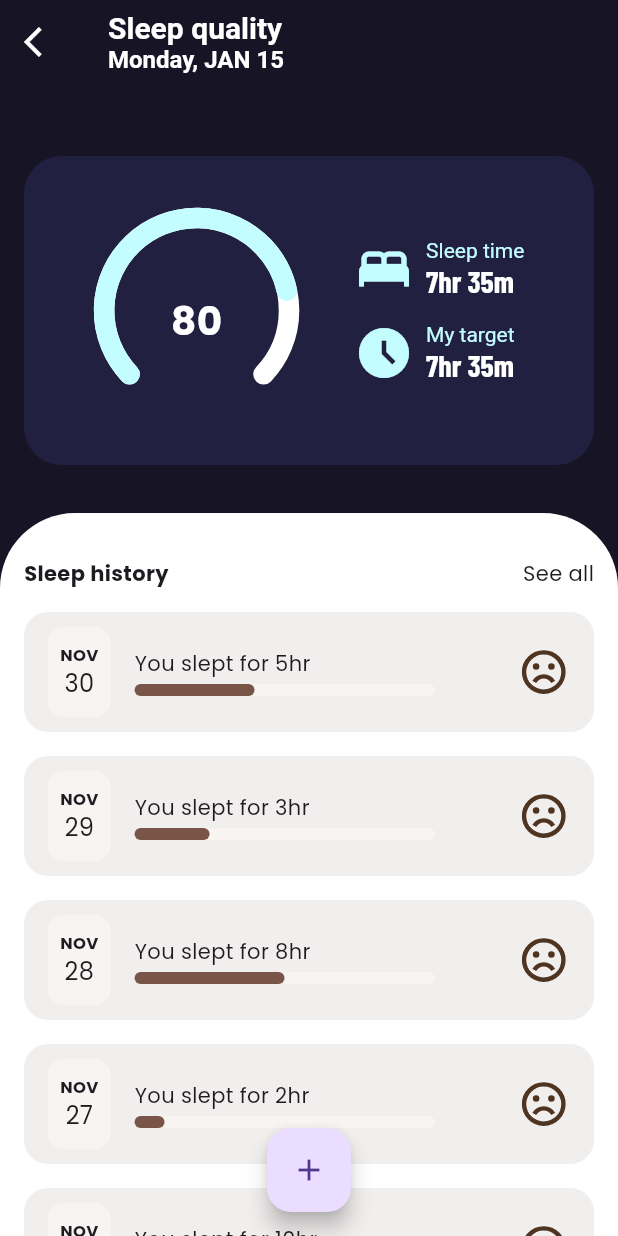
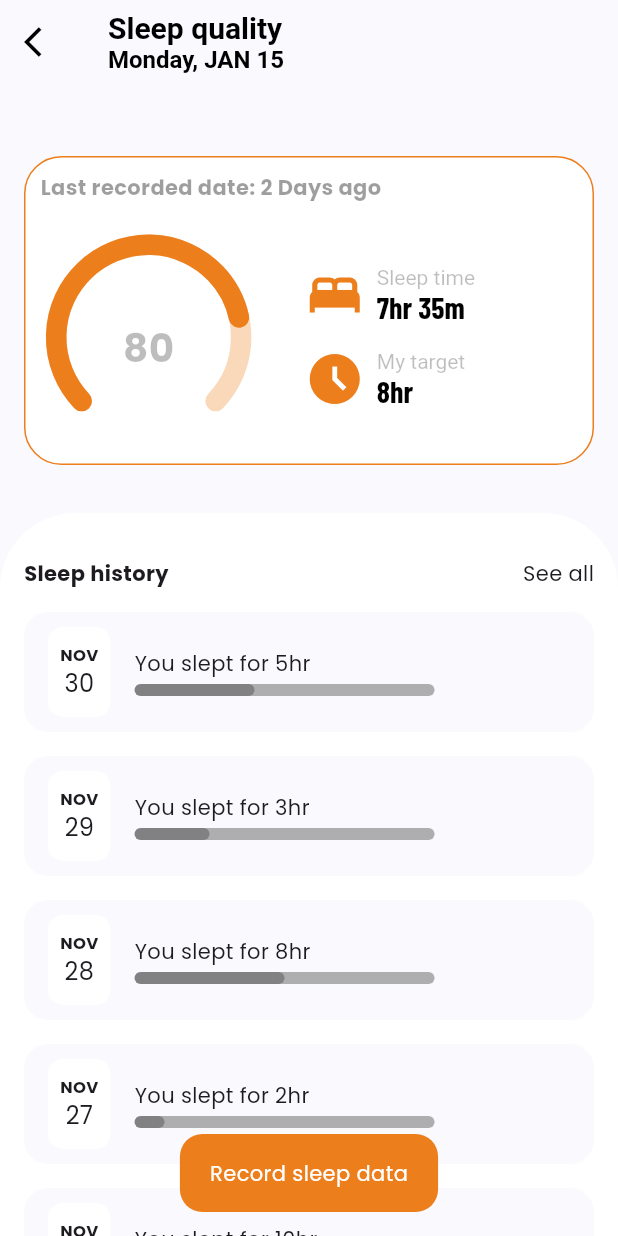
Before and after one commit to bjamyl/yeliapp, a Flutter app: the SleepScreen screen opened by its route, on a phone screen of 412 x 824 dp. Run offline on Flutter 3.47's test engine with Material 3 defaults, Android fonts, the phone set to English and light mode, and no system bars; drawn by our look-alikes of syncfusion_flutter_gauges; our stand-ins replace flutter_svg, font_awesome_flutter, jwt_decoder, syncfusion_flutter_charts.

Commit message:
add new icons and create custom floating button. Add select sleep and wake time functionality

```diff
--- a/lib/main.dart
+++ b/lib/main.dart
@@ -8,6 +8,7 @@ import 'screens/signup_screen.dart';
 import 'screens/home_screen.dart';
 import 'screens/tabs_screen.dart';
 import 'screens/sleep_screen.dart';
+import 'screens/sleep_input_screen.dart';
 
 import 'services/auth/login_or_register.dart';
 
@@ -36,6 +37,7 @@ class MyApp extends StatelessWidget {
         routes: {
           SleepScreen.routeName: (context) => const SleepScreen(),
           TabsScreen.routeName: (context) => const TabsScreen(),
+          SleepInputScreen.routeName: (context) => const SleepInputScreen()
         },
       ),
     );
--- a/lib/screens/home_screen.dart
+++ b/lib/screens/home_screen.dart
@@ -57,7 +57,7 @@ class _HomeScreenState extends State<HomeScreen> {
                 const SizedBox(
                   width: 8,
                 ),
-                const FaIcon(FontAwesomeIcons.calendarDays)
+                const FaIcon(FontAwesomeIcons.solidCalendarDays)
               ],
             ),
           ),
--- a/lib/screens/sleep_screen.dart
+++ b/lib/screens/sleep_screen.dart
@@ -1,4 +1,7 @@
 import 'package:flutter/material.dart';
+import 'package:yeliapp/screens/sleep_input_screen.dart';
+import 'package:yeliapp/widgets/custom_floating_button.dart';
+import '../contants.dart';
 import '../widgets/date_card.dart';
 import '../services/utils/month_string_util.dart';
 import '../widgets/sleep_quality_card.dart';
@@ -24,29 +27,44 @@ class _SleepScreenState extends State<SleepScreen> {
     Size size = MediaQuery.of(context).size;
     return Scaffold(
       floatingActionButtonLocation: FloatingActionButtonLocation.centerFloat,
-      floatingActionButton:
-          FloatingActionButton(onPressed: () {}, child: Icon(Icons.add)),
+      floatingActionButton: GestureDetector(
+        onTap: () {
+          Navigator.of(context).pushNamed(SleepInputScreen.routeName);
+        },
+        child: Container(
+          padding: const EdgeInsets.symmetric(vertical: 16, horizontal: 20),
+          decoration: BoxDecoration(
+              color: kDefaultOrange, borderRadius: BorderRadius.circular(15)),
+          child: const Text(
+            'Record sleep data',
+            style: TextStyle(color: Colors.white),
+          ),
+        ),
+      ),
       appBar: AppBar(
         backgroundColor: Colors.transparent,
         leading: IconButton(
             onPressed: Navigator.of(context).pop,
             icon: const Icon(
               Icons.arrow_back_ios,
-              color: Colors.white,
+              color: Colors.black,
             )),
         title: RichText(
           text: TextSpan(
               text: 'Sleep quality \n',
-              style: const TextStyle(fontWeight: FontWeight.bold, fontSize: 20),
+              style: const TextStyle(
+                  fontWeight: FontWeight.bold,
+                  fontSize: 20,
+                  color: Colors.black),
               children: [
                 TextSpan(
                     text:
                         '${DateFormat('EEEE').format(now)}, $monthWord ${DateTime.now().day.toString()}',
-                    style: const TextStyle(fontSize: 16))
+                    style: const TextStyle(fontSize: 16, color: Colors.black))
               ]),
         ),
       ),
-      backgroundColor: const Color.fromRGBO(23, 20, 37, 1),
+      backgroundColor: kBackgroundColor,
       body: SafeArea(
         child: SingleChildScrollView(
           child: Column(
--- a/lib/screens/tabs_screen.dart
+++ b/lib/screens/tabs_screen.dart
@@ -31,8 +31,8 @@ class _TabsScreenState extends State<TabsScreen> {
       ),
       bottomNavigationBar: BottomNavigationBar(
           backgroundColor: const Color.fromRGBO(242, 247, 255, 1),
-          showSelectedLabels: false,
-          showUnselectedLabels: false,
+          showSelectedLabels: true,
+          showUnselectedLabels: true,
           selectedItemColor: kBlue,
           unselectedItemColor: Colors.grey,
           onTap: (index) {
--- a/lib/widgets/date_card.dart
+++ b/lib/widgets/date_card.dart
@@ -1,5 +1,6 @@
 import 'package:flutter/material.dart';
 import 'package:flutter_svg/flutter_svg.dart';
+import '../contants.dart';
 
 class DateCard extends StatelessWidget {
   const DateCard(
@@ -21,15 +22,13 @@ class DateCard extends StatelessWidget {
       margin: const EdgeInsets.only(bottom: 16),
       height: 80,
       decoration: BoxDecoration(
-          color: Color.fromARGB(255, 241, 238, 238),
-          borderRadius: BorderRadius.circular(16)),
+          color: kBackgroundColor, borderRadius: BorderRadius.circular(16)),
       child: Row(
         crossAxisAlignment: CrossAxisAlignment.center,
         children: [
           Container(
             decoration: BoxDecoration(
-                color: const Color.fromRGBO(247, 244, 242, 1),
-                borderRadius: BorderRadius.circular(10)),
+                color: Colors.white, borderRadius: BorderRadius.circular(10)),
             padding: const EdgeInsets.all(8),
             child: Column(
               mainAxisAlignment: MainAxisAlignment.center,
@@ -66,24 +65,19 @@ class DateCard extends StatelessWidget {
                     height: 8,
                     decoration: BoxDecoration(
                         borderRadius: BorderRadius.circular(20),
-                        color: const Color.fromRGBO(247, 244, 242, 1)),
+                        color: Colors.black.withOpacity(0.3)),
                   ),
                   Container(
                     width: num,
                     height: 8,
                     decoration: BoxDecoration(
-                        color: Colors.brown,
+                        color: Colors.black26,
                         borderRadius: BorderRadius.circular(20)),
                   )
                 ],
               )
             ],
           ),
-          const Spacer(),
-          SvgPicture.asset(
-            'assets/icons/sad.svg',
-            width: 35,
-          )
         ],
       ),
     );
--- a/lib/widgets/sleep_quality_card.dart
+++ b/lib/widgets/sleep_quality_card.dart
@@ -1,4 +1,5 @@
 import 'package:flutter/material.dart';
+import '../contants.dart';
 import './metrics/yeliscore.dart';
 import 'package:intl/intl.dart';
 import "../services/utils/month_string_util.dart";
@@ -10,29 +11,38 @@ class SleepQualityCard extends StatelessWidget {
 
   @override
   Widget build(BuildContext context) {
-    var date = DateTime.now();
     DateTime now = DateTime.now();
-    int monthNumber = now.month;
-    String monthWord = monthNumberToWord(monthNumber);
 
     Size size = MediaQuery.of(context).size;
     return Container(
       padding: const EdgeInsets.all(10),
       decoration: BoxDecoration(
-          color: const Color.fromRGBO(33, 32, 64, 1),
+          border: Border.all(color: kDefaultOrange, width: 1),
+          color: Colors.white,
           borderRadius: BorderRadius.circular(25)),
       width: double.infinity,
       height: size.height * 0.25,
-      child: Row(
+      child: Column(
+        crossAxisAlignment: CrossAxisAlignment.start,
+        mainAxisAlignment: MainAxisAlignment.spaceBetween,
+        children: [
+          const Text(
+            'Last recorded date: 2 Days ago',
+            style:
+                TextStyle(fontWeight: FontWeight.bold, color: Colors.black38),
+          ),
+          Row(
             crossAxisAlignment: CrossAxisAlignment.center,
-        mainAxisAlignment: MainAxisAlignment.spaceEvenly,
             children: [
-          const Yeliscore(
-              gaugeNumberColor: Colors.white,
-              rangePointerColor: Color.fromRGBO(196, 253, 255, 1),
-              axisLineColor: Colors.white,
+              Yeliscore(
+                  gaugeNumberColor: Colors.black26,
+                  rangePointerColor: kDefaultOrange,
+                  axisLineColor: kDefaultOrange.withOpacity(0.3),
                   score: 80,
                   isBig: true),
+              const SizedBox(
+                width: 32,
+              ),
               Column(
                 mainAxisAlignment: MainAxisAlignment.center,
                 crossAxisAlignment: CrossAxisAlignment.start,
@@ -41,7 +51,7 @@ class SleepQualityCard extends StatelessWidget {
                     children: [
                       const Icon(
                         Icons.bed,
-                    color: Color.fromRGBO(196, 253, 255, 1),
+                        color: kDefaultOrange,
                         size: 40,
                       ),
                       const SizedBox(
@@ -50,15 +60,14 @@ class SleepQualityCard extends StatelessWidget {
                       RichText(
                           text: const TextSpan(
                               text: 'Sleep time \n',
-                          style: TextStyle(
-                              color: Color.fromRGBO(196, 253, 255, 1)),
+                              style: TextStyle(color: Colors.black26),
                               children: [
                             TextSpan(
                                 text: '7hr 35m',
                                 style: TextStyle(
                                   fontSize: 20,
                                   fontWeight: FontWeight.bold,
-                              color: Colors.white,
+                                  color: Colors.black,
                                   fontFamily: 'Barlow',
                                 ))
                           ]))
@@ -71,7 +80,7 @@ class SleepQualityCard extends StatelessWidget {
                     children: [
                       const Icon(
                         Icons.access_time_filled,
-                    color: Color.fromRGBO(196, 253, 255, 1),
+                        color: kDefaultOrange,
                         size: 40,
                       ),
                       const SizedBox(
@@ -80,15 +89,14 @@ class SleepQualityCard extends StatelessWidget {
                       RichText(
                           text: const TextSpan(
                               text: 'My target \n',
-                          style: TextStyle(
-                              color: Color.fromRGBO(196, 253, 255, 1)),
+                              style: TextStyle(color: Colors.black26),
                               children: [
                             TextSpan(
-                            text: '7hr 35m',
+                                text: '8hr',
                                 style: TextStyle(
                                   fontSize: 20,
                                   fontWeight: FontWeight.bold,
-                              color: Colors.white,
+                                  color: Colors.black,
                                   fontFamily: 'Barlow',
                                 ))
                           ]))
@@ -98,6 +106,8 @@ class SleepQualityCard extends StatelessWidget {
               ),
             ],
           ),
+        ],
+      ),
     );
   }
 }
```
Also changed, not shown: lib/screens/sleep_input_screen.dart (added, +75 -0 lines), lib/widgets/custom_floating_button.dart (added, +16 -0 lines), lib/widgets/sleep_screen/pick_time_widget.dart (added, +82 -0 lines), assets/icons/night.svg (added), assets/icons/sun.svg (added). Lines whose indentation alone changed are shown as unchanged.
